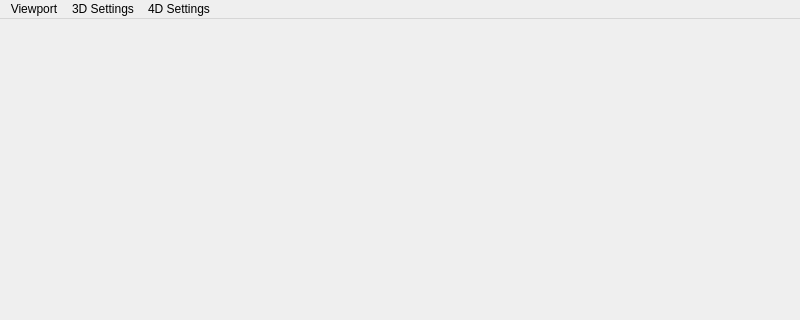
Before: the Qt Designer form src/MainWindow.ui in Luminic/NWAPW_RayTracer, drawn with Qt 5; both pictures show x 0 to 800 and y 0 to 320 of the 800 by 600 pixel window.
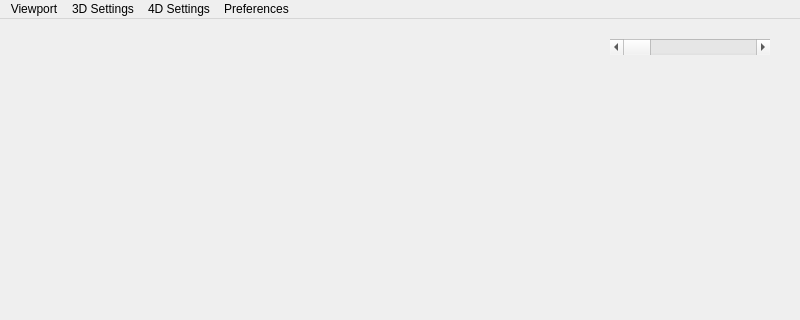
After: the same form once the commit is applied.

The edit to the form file:
```diff
--- a/src/MainWindow.ui
+++ b/src/MainWindow.ui
@@ -19,10 +19,29 @@
      <rect>
       <x>20</x>
       <y>50</y>
-      <width>461</width>
+      <width>400</width>
       <height>401</height>
      </rect>
     </property>
+    <property name="maximumSize">
+     <size>
+      <width>400</width>
+      <height>600</height>
+     </size>
+    </property>
+   </widget>
+   <widget class="QScrollBar" name="horizontalScrollBar">
+    <property name="geometry">
+     <rect>
+      <x>610</x>
+      <y>20</y>
+      <width>160</width>
+      <height>16</height>
+     </rect>
+    </property>
+    <property name="orientation">
+     <enum>Qt::Horizontal</enum>
+    </property>
    </widget>
   </widget>
   <widget class="QMenuBar" name="menubar">
@@ -49,9 +68,15 @@
      <string>4D Settings</string>
     </property>
    </widget>
+   <widget class="QMenu" name="menuPreferences">
+    <property name="title">
+     <string>Preferences</string>
+    </property>
+   </widget>
    <addaction name="menuNWAPW_Ray_Tracer"/>
    <addaction name="menuEpic"/>
    <addaction name="menu4D_Settings"/>
+   <addaction name="menuPreferences"/>
   </widget>
   <widget class="QStatusBar" name="statusbar"/>
  </widget>
```
Left out of the diff: 8 changed lines with no effect on the pictures.
